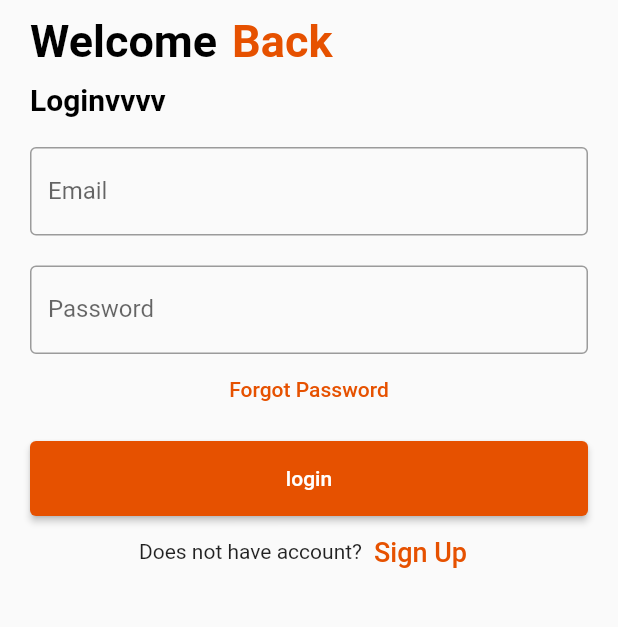
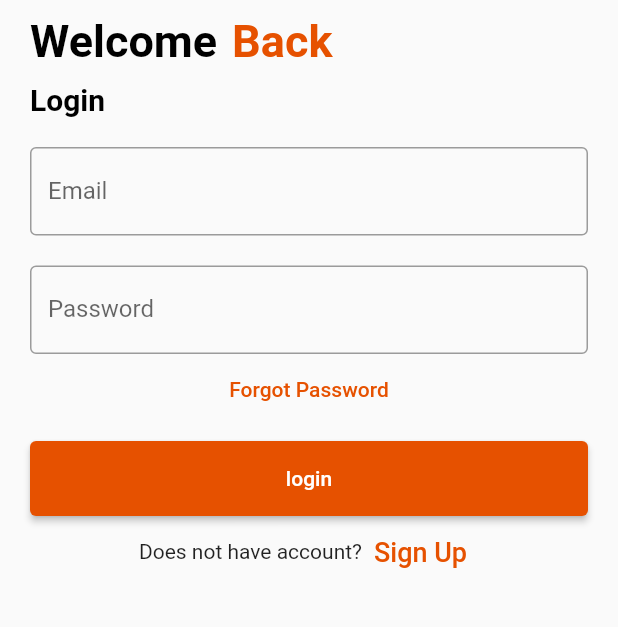
Before and after one commit to mariannader/OrangeApp, a Flutter app: the Login screen opened directly, on a phone screen of 412 x 824 dp, the part 317-944 px from its top. Run offline on Flutter 3.47's test engine with Material 2 defaults, Android fonts, the phone set to English and light mode, and no system bars.

Commit message:
Update login.dart

```diff
--- a/orange_app/lib/screens/login.dart
+++ b/orange_app/lib/screens/login.dart
@@ -52,7 +52,7 @@ class Login extends StatelessWidget {
             Container(
               padding: EdgeInsets.only(left: 10, bottom: 10),
               child: const Text(
-                'Loginvvvv',
+                'Login',
                 style: TextStyle(
                     color: Colors.black,
                     fontWeight: FontWeight.bold,
```
